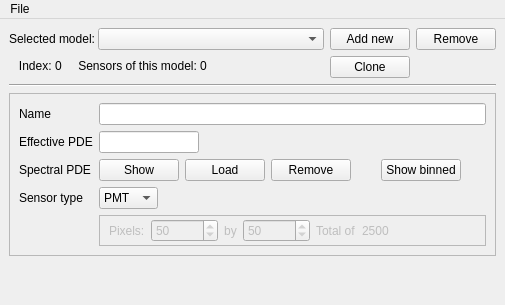
The window that ants3bundle/src/ants3/gui/photsim/asensorwindow.ui (andrmor/ANTS3bundle) describes before a commit, drawn with Qt 5.
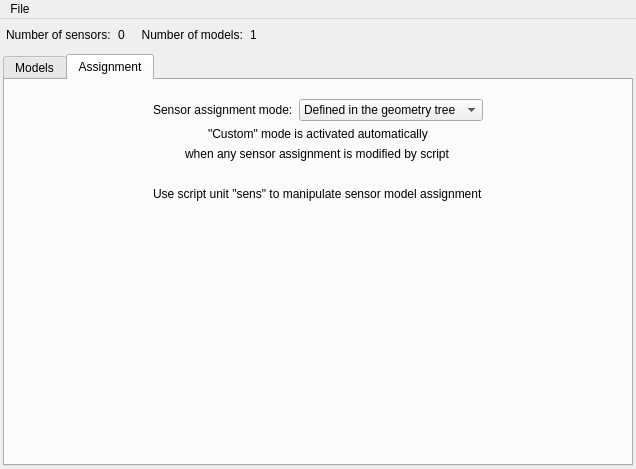
The same window after the commit. The open tabs and pages were chosen to show the change.

Commit message: update sensor window

Diff of the .ui file:
```diff
--- a/ants3bundle/src/ants3/gui/photsim/asensorwindow.ui
+++ b/ants3bundle/src/ants3/gui/photsim/asensorwindow.ui
@@ -6,8 +6,8 @@
    <rect>
     <x>0</x>
     <y>0</y>
-    <width>505</width>
-    <height>305</height>
+    <width>636</width>
+    <height>469</height>
    </rect>
   </property>
   <property name="windowTitle">
@@ -15,11 +15,112 @@
   </property>
   <widget class="QWidget" name="centralwidget">
    <layout class="QVBoxLayout" name="verticalLayout_2">
+    <property name="leftMargin">
+     <number>3</number>
+    </property>
+    <property name="topMargin">
+     <number>3</number>
+    </property>
+    <property name="rightMargin">
+     <number>3</number>
+    </property>
+    <property name="bottomMargin">
+     <number>3</number>
+    </property>
     <item>
-     <layout class="QHBoxLayout" name="horizontalLayout_2">
-      <item>
-       <layout class="QVBoxLayout" name="verticalLayout">
+     <widget class="QFrame" name="frame">
+      <property name="frameShape">
+       <enum>QFrame::NoFrame</enum>
+      </property>
+      <property name="frameShadow">
+       <enum>QFrame::Raised</enum>
+      </property>
+      <layout class="QHBoxLayout" name="horizontalLayout_8">
         <property name="spacing">
+        <number>0</number>
+       </property>
+       <property name="leftMargin">
+        <number>3</number>
+       </property>
+       <property name="topMargin">
+        <number>3</number>
+       </property>
+       <property name="rightMargin">
+        <number>3</number>
+       </property>
+       <property name="bottomMargin">
+        <number>3</number>
+       </property>
+       <item>
+        <widget class="QLabel" name="label_11">
+         <property name="text">
+          <string>Number of sensors:  </string>
+         </property>
+        </widget>
+       </item>
+       <item>
+        <widget class="QLabel" name="labNumSensors">
+         <property name="text">
+          <string>0</string>
+         </property>
+         <property name="alignment">
+          <set>Qt::AlignLeading|Qt::AlignLeft|Qt::AlignVCenter</set>
+         </property>
+        </widget>
+       </item>
+       <item>
+        <widget class="QLabel" name="label_13">
+         <property name="text">
+          <string>     Number of models:  </string>
+         </property>
+        </widget>
+       </item>
+       <item>
+        <widget class="QLabel" name="labNumModels">
+         <property name="text">
+          <string>1</string>
+         </property>
+         <property name="alignment">
+          <set>Qt::AlignLeading|Qt::AlignLeft|Qt::AlignVCenter</set>
+         </property>
+        </widget>
+       </item>
+       <item>
+        <spacer name="horizontalSpacer">
+         <property name="orientation">
+          <enum>Qt::Horizontal</enum>
+         </property>
+         <property name="sizeHint" stdset="0">
+          <size>
+           <width>308</width>
+           <height>20</height>
+          </size>
+         </property>
+        </spacer>
+       </item>
+      </layout>
+     </widget>
+    </item>
+    <item>
+     <widget class="QTabWidget" name="tabWidget">
+      <property name="currentIndex">
+       <number>0</number>
+      </property>
+      <widget class="QWidget" name="tab">
+       <attribute name="title">
+        <string>Models</string>
+       </attribute>
+       <layout class="QVBoxLayout" name="verticalLayout">
+        <property name="leftMargin">
+         <number>3</number>
+        </property>
+        <property name="topMargin">
+         <number>3</number>
+        </property>
+        <property name="rightMargin">
+         <number>3</number>
+        </property>
+        <property name="bottomMargin">
          <number>3</number>
         </property>
         <item>
@@ -33,7 +134,7 @@
              </sizepolicy>
             </property>
             <property name="text">
-             <string>Selected model:</string>
+             <string>Model:</string>
             </property>
            </widget>
           </item>
@@ -47,100 +148,49 @@
             </property>
            </widget>
           </item>
-         </layout>
-        </item>
         <item>
-         <layout class="QHBoxLayout" name="horizontalLayout_7">
-          <item>
-           <widget class="QLabel" name="label_10">
-            <property name="text">
-             <string>   Index:</string>
+           <widget class="QSpinBox" name="sbModelIndex">
+            <property name="maximum">
+             <number>99999</number>
             </property>
            </widget>
           </item>
           <item>
-           <widget class="QLabel" name="labModelIndex">
-            <property name="text">
-             <string>0</string>
-            </property>
-           </widget>
-          </item>
-          <item>
-           <widget class="QLabel" name="label_2">
-            <property name="sizePolicy">
-             <sizepolicy hsizetype="Minimum" vsizetype="Preferred">
-              <horstretch>0</horstretch>
-              <verstretch>0</verstretch>
-             </sizepolicy>
-            </property>
-            <property name="text">
-             <string>    Sensors of this model:</string>
-            </property>
-           </widget>
-          </item>
-          <item>
-           <widget class="QLabel" name="labNumSensors">
-            <property name="sizePolicy">
-             <sizepolicy hsizetype="Minimum" vsizetype="Preferred">
-              <horstretch>0</horstretch>
-              <verstretch>0</verstretch>
-             </sizepolicy>
-            </property>
-            <property name="maximumSize">
-             <size>
-              <width>50</width>
-              <height>16777215</height>
-             </size>
-            </property>
-            <property name="text">
-             <string>0</string>
-            </property>
-            <property name="alignment">
-             <set>Qt::AlignCenter</set>
-            </property>
-           </widget>
-          </item>
-          <item>
-           <spacer name="horizontalSpacer_9">
+           <spacer name="horizontalSpacer_2">
             <property name="orientation">
              <enum>Qt::Horizontal</enum>
             </property>
+            <property name="sizeType">
+             <enum>QSizePolicy::Preferred</enum>
+            </property>
             <property name="sizeHint" stdset="0">
              <size>
-              <width>40</width>
+              <width>10</width>
               <height>20</height>
              </size>
             </property>
            </spacer>
           </item>
-         </layout>
-        </item>
-       </layout>
-      </item>
       <item>
-       <layout class="QGridLayout" name="gridLayout">
-        <item row="0" column="0">
          <widget class="QPushButton" name="pbAddNewModel">
           <property name="text">
-           <string>Add new</string>
+             <string>New</string>
           </property>
          </widget>
         </item>
-        <item row="0" column="1">
-         <widget class="QPushButton" name="pbRemoveModel">
-          <property name="text">
-           <string>Remove</string>
-          </property>
-         </widget>
-        </item>
-        <item row="1" column="0">
+          <item>
          <widget class="QPushButton" name="pbCloneModel">
           <property name="text">
            <string>Clone</string>
           </property>
          </widget>
         </item>
-       </layout>
+          <item>
+           <widget class="QPushButton" name="pbRemoveModel">
+            <property name="text">
+             <string>Remove</string>
+            </property>
+           </widget>
       </item>
      </layout>
     </item>
@@ -151,6 +201,58 @@
       </property>
      </widget>
     </item>
+        <item>
+         <layout class="QHBoxLayout" name="horizontalLayout_2">
+          <item>
+           <widget class="QLabel" name="label_2">
+            <property name="sizePolicy">
+             <sizepolicy hsizetype="Minimum" vsizetype="Preferred">
+              <horstretch>0</horstretch>
+              <verstretch>0</verstretch>
+             </sizepolicy>
+            </property>
+            <property name="text">
+             <string>    Sensors of this model:</string>
+            </property>
+           </widget>
+          </item>
+          <item>
+           <widget class="QLabel" name="labNumSensorsThisModel">
+            <property name="sizePolicy">
+             <sizepolicy hsizetype="Minimum" vsizetype="Preferred">
+              <horstretch>0</horstretch>
+              <verstretch>0</verstretch>
+             </sizepolicy>
+            </property>
+            <property name="maximumSize">
+             <size>
+              <width>50</width>
+              <height>16777215</height>
+             </size>
+            </property>
+            <property name="text">
+             <string>0</string>
+            </property>
+            <property name="alignment">
+             <set>Qt::AlignCenter</set>
+            </property>
+           </widget>
+          </item>
+          <item>
+           <spacer name="horizontalSpacer_9">
+            <property name="orientation">
+             <enum>Qt::Horizontal</enum>
+            </property>
+            <property name="sizeHint" stdset="0">
+             <size>
+              <width>40</width>
+              <height>20</height>
+             </size>
+            </property>
+           </spacer>
+          </item>
+         </layout>
+        </item>
     <item>
      <widget class="QFrame" name="frModel">
       <property name="frameShape">
@@ -160,6 +262,16 @@
        <enum>QFrame::Raised</enum>
       </property>
       <layout class="QFormLayout" name="formLayout">
+           <item row="0" column="0">
+            <widget class="QLabel" name="label_3">
+             <property name="text">
+              <string>Name</string>
+             </property>
+            </widget>
+           </item>
+           <item row="0" column="1">
+            <widget class="QLineEdit" name="leModelName"/>
+           </item>
        <item row="1" column="0">
         <widget class="QLabel" name="label_4">
          <property name="text">
@@ -391,16 +503,6 @@
          </layout>
         </widget>
        </item>
-       <item row="0" column="0">
-        <widget class="QLabel" name="label_3">
-         <property name="text">
-          <string>Name</string>
-         </property>
-        </widget>
-       </item>
-       <item row="0" column="1">
-        <widget class="QLineEdit" name="leModelName"/>
-       </item>
       </layout>
      </widget>
     </item>
@@ -412,10 +514,138 @@
       <property name="sizeHint" stdset="0">
        <size>
         <width>20</width>
-        <height>40</height>
+            <height>105</height>
        </size>
       </property>
      </spacer>
+        </item>
+       </layout>
+      </widget>
+      <widget class="QWidget" name="tab_2">
+       <attribute name="title">
+        <string>Assignment</string>
+       </attribute>
+       <layout class="QVBoxLayout" name="verticalLayout_3">
+        <item>
+         <spacer name="verticalSpacer_2">
+          <property name="orientation">
+           <enum>Qt::Vertical</enum>
+          </property>
+          <property name="sizeType">
+           <enum>QSizePolicy::Preferred</enum>
+          </property>
+          <property name="sizeHint" stdset="0">
+           <size>
+            <width>20</width>
+            <height>10</height>
+           </size>
+          </property>
+         </spacer>
+        </item>
+        <item>
+         <layout class="QHBoxLayout" name="horizontalLayout_7">
+          <item>
+           <spacer name="horizontalSpacer_3">
+            <property name="orientation">
+             <enum>Qt::Horizontal</enum>
+            </property>
+            <property name="sizeHint" stdset="0">
+             <size>
+              <width>40</width>
+              <height>20</height>
+             </size>
+            </property>
+           </spacer>
+          </item>
+          <item>
+           <widget class="QLabel" name="label_10">
+            <property name="text">
+             <string>Sensor assignment mode:</string>
+            </property>
+           </widget>
+          </item>
+          <item>
+           <widget class="QComboBox" name="cobAssignmentMode">
+            <item>
+             <property name="text">
+              <string>Defined in the geometry tree</string>
+             </property>
+            </item>
+            <item>
+             <property name="text">
+              <string>Custom</string>
+             </property>
+            </item>
+           </widget>
+          </item>
+          <item>
+           <spacer name="horizontalSpacer_10">
+            <property name="orientation">
+             <enum>Qt::Horizontal</enum>
+            </property>
+            <property name="sizeHint" stdset="0">
+             <size>
+              <width>40</width>
+              <height>20</height>
+             </size>
+            </property>
+           </spacer>
+          </item>
+         </layout>
+        </item>
+        <item alignment="Qt::AlignHCenter">
+         <widget class="QLabel" name="label_12">
+          <property name="text">
+           <string>&quot;Custom&quot; mode is activated automatically</string>
+          </property>
+         </widget>
+        </item>
+        <item alignment="Qt::AlignHCenter">
+         <widget class="QLabel" name="label_14">
+          <property name="text">
+           <string>when any sensor assignment is modified by script</string>
+          </property>
+         </widget>
+        </item>
+        <item>
+         <spacer name="verticalSpacer_4">
+          <property name="orientation">
+           <enum>Qt::Vertical</enum>
+          </property>
+          <property name="sizeType">
+           <enum>QSizePolicy::Preferred</enum>
+          </property>
+          <property name="sizeHint" stdset="0">
+           <size>
+            <width>20</width>
+            <height>20</height>
+           </size>
+          </property>
+         </spacer>
+        </item>
+        <item alignment="Qt::AlignHCenter">
+         <widget class="QLabel" name="labHelpAssignment">
+          <property name="text">
+           <string>Use script unit &quot;sens&quot; to manipulate sensor model assignment</string>
+          </property>
+         </widget>
+        </item>
+        <item>
+         <spacer name="verticalSpacer_3">
+          <property name="orientation">
+           <enum>Qt::Vertical</enum>
+          </property>
+          <property name="sizeHint" stdset="0">
+           <size>
+            <width>20</width>
+            <height>207</height>
+           </size>
+          </property>
+         </spacer>
+        </item>
+       </layout>
+      </widget>
+     </widget>
     </item>
    </layout>
   </widget>
@@ -424,7 +654,7 @@
     <rect>
      <x>0</x>
      <y>0</y>
-     <width>505</width>
+     <width>636</width>
      <height>22</height>
     </rect>
    </property>
```
Lines whose indentation alone changed are shown as unchanged. The commit also changes 6 other files.
